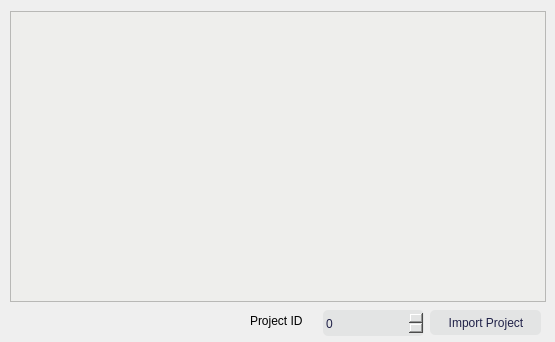
Before: the Qt Designer form FrameWorkCode/dashboard.ui in UDAAN-LEAP/leap-pe-tool, drawn with Qt 5.
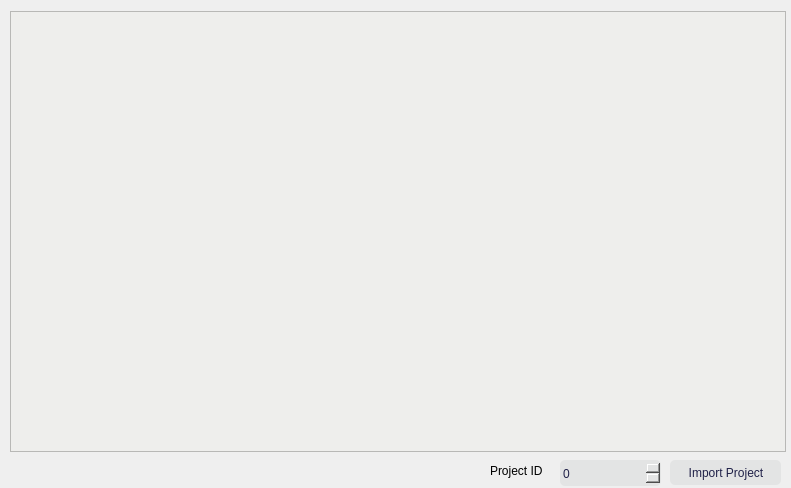
After: the same form once the commit is applied. Icons and pictures are not drawn.

Commit message: Optimize pdf download, removed few options, Ui change in Dashboard and pdf range.

The edit to the form file:
```diff
--- a/FrameWorkCode/dashboard.ui
+++ b/FrameWorkCode/dashboard.ui
@@ -6,10 +6,16 @@
    <rect>
     <x>0</x>
     <y>0</y>
-    <width>555</width>
-    <height>342</height>
+    <width>791</width>
+    <height>488</height>
    </rect>
   </property>
+  <property name="sizePolicy">
+   <sizepolicy hsizetype="Fixed" vsizetype="Fixed">
+    <horstretch>0</horstretch>
+    <verstretch>0</verstretch>
+   </sizepolicy>
+  </property>
   <property name="windowTitle">
    <string>Dialog</string>
   </property>
@@ -21,8 +27,8 @@
     <rect>
      <x>-15</x>
      <y>11</y>
-     <width>561</width>
-     <height>291</height>
+     <width>801</width>
+     <height>441</height>
     </rect>
    </property>
    <property name="styleSheet">
@@ -35,8 +41,8 @@
   <widget class="QPushButton" name="pushButton">
    <property name="geometry">
     <rect>
-     <x>430</x>
-     <y>310</y>
+     <x>670</x>
+     <y>460</y>
      <width>111</width>
      <height>25</height>
     </rect>
@@ -53,13 +59,14 @@
    <property name="geometry">
     <rect>
      <x>10</x>
-     <y>310</y>
+     <y>450</y>
      <width>31</width>
      <height>31</height>
     </rect>
    </property>
    <property name="styleSheet">
-    <string notr="true">border:0px;</string>
+    <string notr="true">border:0px;
+margin-top:5px;</string>
    </property>
    <property name="text">
     <string/>
@@ -78,12 +85,15 @@
   <widget class="QLabel" name="label">
    <property name="geometry">
     <rect>
-     <x>250</x>
-     <y>310</y>
+     <x>490</x>
+     <y>460</y>
      <width>67</width>
      <height>21</height>
     </rect>
    </property>
+   <property name="styleSheet">
+    <string notr="true"/>
+   </property>
    <property name="text">
     <string>Project ID</string>
    </property>
@@ -91,8 +101,8 @@
   <widget class="QSpinBox" name="spinBox">
    <property name="geometry">
     <rect>
-     <x>323</x>
-     <y>310</y>
+     <x>560</x>
+     <y>460</y>
      <width>101</width>
      <height>26</height>
     </rect>
```
The commit also changes 2 other files.
